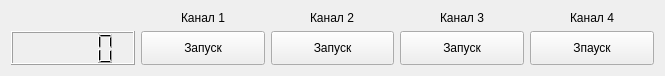
Qt form impulewaiter.ui (krang4d/Agrekola) before a commit.
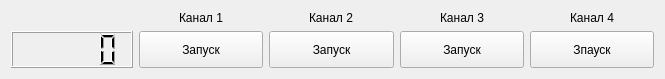
The same form after that commit.

The edit to the form file:
```diff
--- a/impulewaiter.ui
+++ b/impulewaiter.ui
@@ -27,6 +27,12 @@
          <verstretch>0</verstretch>
         </sizepolicy>
        </property>
+       <property name="minimumSize">
+        <size>
+         <width>124</width>
+         <height>37</height>
+        </size>
+       </property>
        <property name="text">
         <string>Запуск</string>
        </property>
@@ -40,6 +46,12 @@
          <verstretch>0</verstretch>
         </sizepolicy>
        </property>
+       <property name="minimumSize">
+        <size>
+         <width>125</width>
+         <height>37</height>
+        </size>
+       </property>
        <property name="text">
         <string>Запуск</string>
        </property>
@@ -53,6 +65,12 @@
          <verstretch>0</verstretch>
         </sizepolicy>
        </property>
+       <property name="minimumSize">
+        <size>
+         <width>124</width>
+         <height>37</height>
+        </size>
+       </property>
        <property name="text">
         <string>Запуск</string>
        </property>
@@ -66,6 +84,12 @@
          <verstretch>0</verstretch>
         </sizepolicy>
        </property>
+       <property name="minimumSize">
+        <size>
+         <width>124</width>
+         <height>37</height>
+        </size>
+       </property>
        <property name="text">
         <string>Зпауск</string>
        </property>
```
